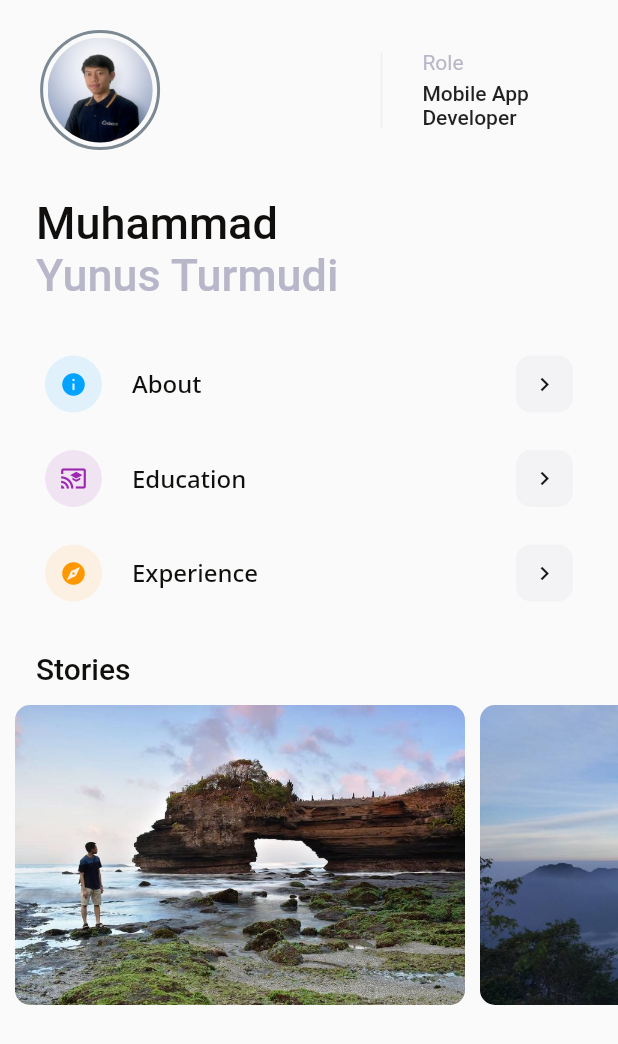
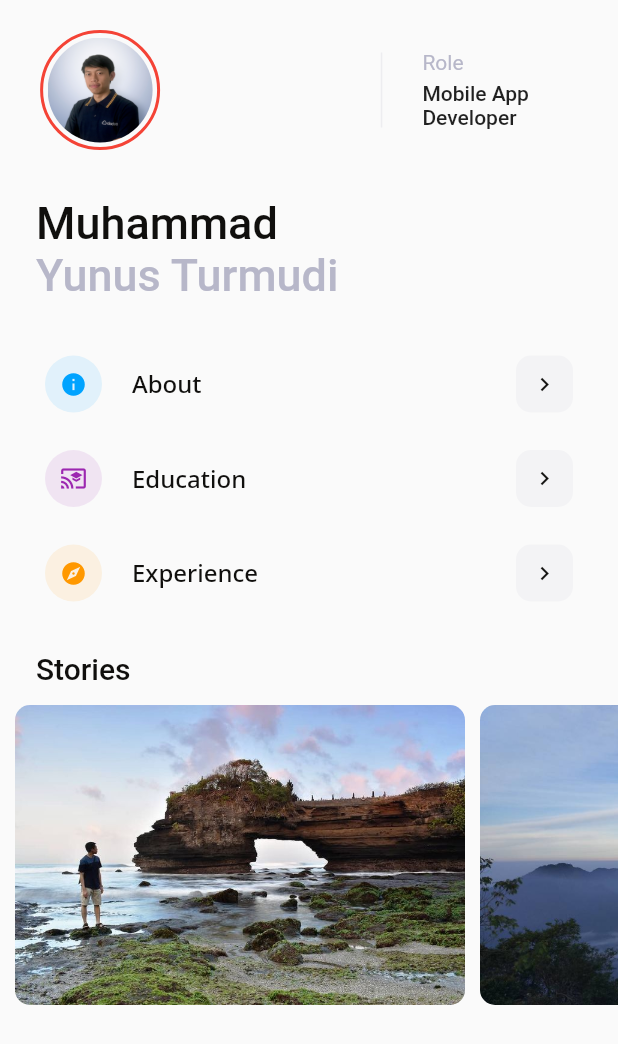
Before and after one commit to myunusss/mobile_portofolio_yunus, a Flutter app: the screen it shows after launch, on a phone screen of 412 x 824 dp. Shown: the top 1044 px of the screen. Run offline on Flutter 3.47's test engine with Material 2 defaults, Android fonts, the phone set to English and light mode, and no system bars.

Commit message:
Add provider state to change color border

```diff
--- /dev/null
+++ b/lib/border_color.dart
@@ -0,0 +1,13 @@
+import 'package:flutter/material.dart';
+import 'package:flutter/foundation.dart';
+
+class BorderColor with ChangeNotifier {
+  Color _color = Colors.red;
+
+  Color get borderColor => _color;
+
+  void changeColor(Color newColor) {
+    _color = newColor;
+    notifyListeners();
+  }
+}
--- a/lib/ui/pages/home_page.dart
+++ b/lib/ui/pages/home_page.dart
@@ -1,13 +1,14 @@
-import 'dart:async';
 import 'dart:math';
 
 import 'package:flutter/material.dart';
+import 'package:portofolio_yunus/border_color.dart';
 import 'package:portofolio_yunus/theme.dart';
 import 'package:portofolio_yunus/ui/pages/about_page.dart';
 import 'package:portofolio_yunus/ui/pages/education_page.dart';
 import 'package:portofolio_yunus/ui/pages/experience_page.dart';
 import 'package:portofolio_yunus/ui/widgets/menu_item.dart';
 import 'package:portofolio_yunus/model/story.dart';
+import 'package:provider/provider.dart';
 
 class HomePage extends StatefulWidget {
   @override
@@ -21,12 +22,16 @@ class _HomePageState extends State<HomePage> {
   Widget build(BuildContext context) {
     return MaterialApp(
       debugShowCheckedModeBanner: false,
-      home: Scaffold(
+      home: ChangeNotifierProvider<BorderColor>(
+        create: (context) => BorderColor(),
+        child: Scaffold(
           body: SafeArea(
             child: SingleChildScrollView(
               child: Container(
                 padding: EdgeInsets.only(bottom: 20),
-              child: Column(
+                child: Consumer<BorderColor>(
+                  builder: (context, borderColor, child) {
+                    return Column(
                       mainAxisAlignment: MainAxisAlignment.start,
                       crossAxisAlignment: CrossAxisAlignment.start,
                       children: [
@@ -46,7 +51,7 @@ class _HomePageState extends State<HomePage> {
                                     child: Container(
                                       padding: EdgeInsets.all(3),
                                       decoration: BoxDecoration(
-                                  border: Border.all(width: 2, color: Color.fromRGBO(random.nextInt(255), random.nextInt(255), random.nextInt(200), 0.6)),
+                                        border: Border.all(width: 2, color: borderColor.borderColor),
                                         borderRadius: BorderRadius.circular(50),
                                       ),
                                       child: ClipRRect(
@@ -94,14 +99,17 @@ class _HomePageState extends State<HomePage> {
                             children: [
                               MenuItem(title: 'About', color: Color(0xFF00A3FF), icon: Icons.info, nextScreen: () {
                                 Navigator.push(context, MaterialPageRoute(builder: (context) => AboutPage()));
+                                borderColor.changeColor(Color(0xFF00A3FF));
                               }),
                               SizedBox(height: 25,),
                               MenuItem(title: 'Education', color: Colors.purple, icon: Icons.cast_for_education, nextScreen: () {
                                 Navigator.push(context, MaterialPageRoute(builder: (context) => EducationPage()));
+                                borderColor.changeColor(Colors.purple);
                               }),
                               SizedBox(height: 25,),
                               MenuItem(title: 'Experience', color: Colors.orange, icon: Icons.explore_rounded, nextScreen: () {
                                 Navigator.push(context, MaterialPageRoute(builder: (context) => ExperiencePage()));
+                                borderColor.changeColor(Colors.orange);
                               }),
                               // SizedBox(height: 25,),
                               // MenuItem(title: 'Projects', color: Colors.green, icon: Icons.satellite,),
@@ -136,11 +144,14 @@ class _HomePageState extends State<HomePage> {
                           ),
                         )
                       ],
+                    );
+                  },
                 ),
               ),
             ),
           )
         ),
+      ),
     );
   }
 }
--- a/pubspec.yaml
+++ b/pubspec.yaml
@@ -24,6 +24,7 @@ dependencies:
   flutter:
     sdk: flutter
   cupertino_icons: ^1.0.2
+  provider: ^5.0.0
   url_launcher: ^6.0.4
 
 dev_dependencies:
```
Also changed, not shown: pubspec.lock. Lines whose indentation alone changed are shown as unchanged.
